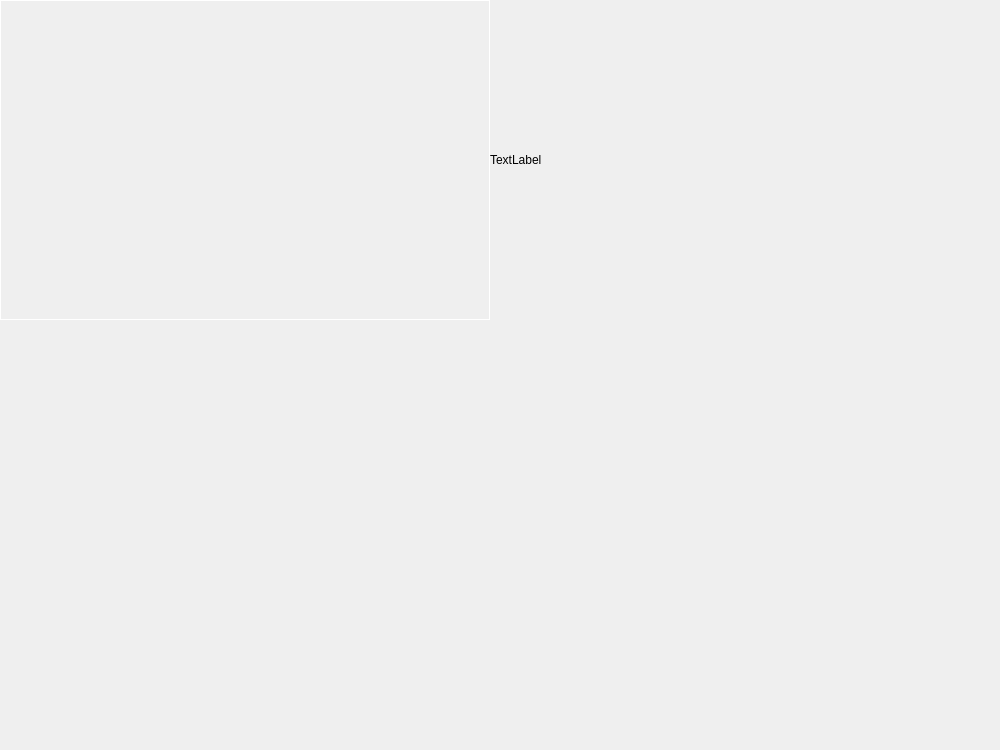
This is profil.ui in mistrale/everywhere as Qt 5 draws it before an edit. The edited form follows.
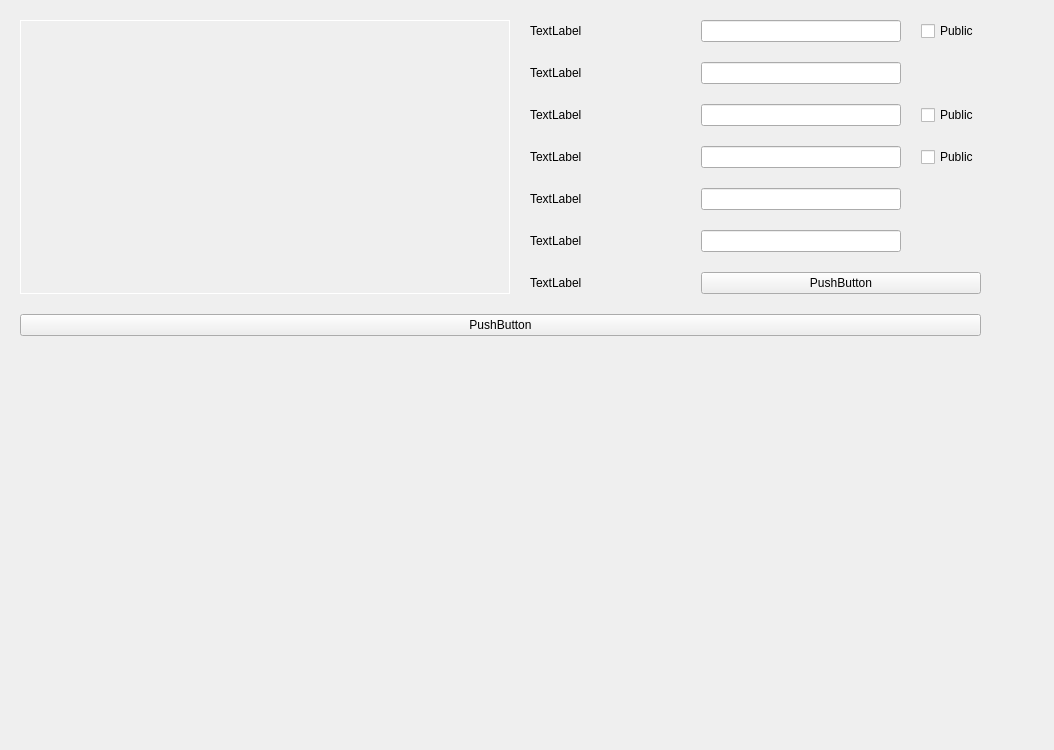
This is the edited form. Icons and pictures are not drawn.

Commit message: test play video and start profil ui

Patch:
```diff
--- a/profil.ui
+++ b/profil.ui
@@ -6,7 +6,7 @@
    <rect>
     <x>0</x>
     <y>0</y>
-    <width>1000</width>
+    <width>1054</width>
     <height>750</height>
    </rect>
   </property>
@@ -43,9 +43,28 @@
         <property name="sizeConstraint">
          <enum>QLayout::SetMinimumSize</enum>
         </property>
+        <property name="leftMargin">
+         <number>20</number>
+        </property>
+        <property name="topMargin">
+         <number>20</number>
+        </property>
+        <property name="rightMargin">
+         <number>20</number>
+        </property>
+        <property name="bottomMargin">
+         <number>20</number>
+        </property>
         <property name="spacing">
-         <number>0</number>
+         <number>20</number>
         </property>
+        <item row="2" column="3">
+         <widget class="QCheckBox" name="checkBox">
+          <property name="text">
+           <string>Public</string>
+          </property>
+         </widget>
+        </item>
         <item row="0" column="1">
          <widget class="QLabel" name="label">
           <property name="text">
@@ -53,8 +72,14 @@
           </property>
          </widget>
         </item>
-        <item row="0" column="0">
+        <item row="0" column="0" rowspan="7">
          <widget class="QWidget" name="widget_2" native="true">
+          <property name="minimumSize">
+           <size>
+            <width>490</width>
+            <height>0</height>
+           </size>
+          </property>
           <property name="maximumSize">
            <size>
             <width>490</width>
@@ -66,9 +91,145 @@
           </property>
          </widget>
         </item>
-        <item row="1" column="0" colspan="2">
+        <item row="0" column="3">
+         <widget class="QCheckBox" name="checkBox_3">
+          <property name="maximumSize">
+           <size>
+            <width>60</width>
+            <height>16777215</height>
+           </size>
+          </property>
+          <property name="text">
+           <string>Public</string>
+          </property>
+         </widget>
+        </item>
+        <item row="3" column="2">
+         <widget class="QLineEdit" name="lineEdit_4">
+          <property name="maximumSize">
+           <size>
+            <width>200</width>
+            <height>16777215</height>
+           </size>
+          </property>
+         </widget>
+        </item>
+        <item row="5" column="1">
+         <widget class="QLabel" name="passwordConfirmationLabel">
+          <property name="text">
+           <string>TextLabel</string>
+          </property>
+         </widget>
+        </item>
+        <item row="5" column="2">
+         <widget class="QLineEdit" name="lineEdit_6">
+          <property name="maximumSize">
+           <size>
+            <width>200</width>
+            <height>16777215</height>
+           </size>
+          </property>
+         </widget>
+        </item>
+        <item row="2" column="2">
+         <widget class="QLineEdit" name="lineEdit_3">
+          <property name="maximumSize">
+           <size>
+            <width>200</width>
+            <height>16777215</height>
+           </size>
+          </property>
+         </widget>
+        </item>
+        <item row="1" column="1">
+         <widget class="QLabel" name="usernameLabel">
+          <property name="text">
+           <string>TextLabel</string>
+          </property>
+         </widget>
+        </item>
+        <item row="3" column="1">
+         <widget class="QLabel" name="lastnameLabel">
+          <property name="text">
+           <string>TextLabel</string>
+          </property>
+         </widget>
+        </item>
+        <item row="1" column="2">
+         <widget class="QLineEdit" name="lineEdit">
+          <property name="maximumSize">
+           <size>
+            <width>200</width>
+            <height>16777215</height>
+           </size>
+          </property>
+         </widget>
+        </item>
+        <item row="2" column="1">
+         <widget class="QLabel" name="firstnameLabel">
+          <property name="text">
+           <string>TextLabel</string>
+          </property>
+         </widget>
+        </item>
+        <item row="0" column="2">
+         <widget class="QLineEdit" name="lineEdit_2">
+          <property name="maximumSize">
+           <size>
+            <width>200</width>
+            <height>16777215</height>
+           </size>
+          </property>
+         </widget>
+        </item>
+        <item row="4" column="2">
+         <widget class="QLineEdit" name="lineEdit_5">
+          <property name="maximumSize">
+           <size>
+            <width>200</width>
+            <height>16777215</height>
+           </size>
+          </property>
+         </widget>
+        </item>
+        <item row="4" column="1">
+         <widget class="QLabel" name="passwordLabel">
+          <property name="text">
+           <string>TextLabel</string>
+          </property>
+         </widget>
+        </item>
+        <item row="6" column="1">
+         <widget class="QLabel" name="imageLabel">
+          <property name="text">
+           <string>TextLabel</string>
+          </property>
+         </widget>
+        </item>
+        <item row="3" column="3">
+         <widget class="QCheckBox" name="checkBox_2">
+          <property name="text">
+           <string>Public</string>
+          </property>
+         </widget>
+        </item>
+        <item row="8" column="0" colspan="4">
          <widget class="QWidget" name="widget_3" native="true"/>
         </item>
+        <item row="6" column="2" colspan="2">
+         <widget class="QPushButton" name="pushButton">
+          <property name="text">
+           <string>PushButton</string>
+          </property>
+         </widget>
+        </item>
+        <item row="7" column="0" colspan="4">
+         <widget class="QPushButton" name="pushButton_2">
+          <property name="text">
+           <string>PushButton</string>
+          </property>
+         </widget>
+        </item>
        </layout>
       </widget>
      </widget>
```
Left out of the diff: 2 changed lines with no effect on the pictures.
